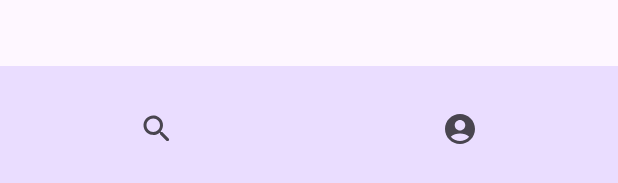
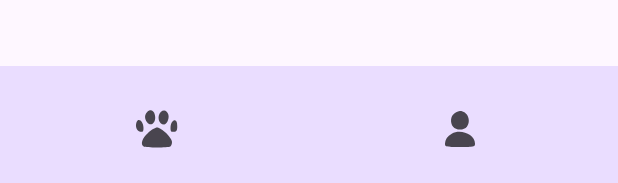
Before and after one commit to pol1612/DigitalShelter, an Android app built with Jetpack Compose: the @Preview function ShelterMainScreenPreview, on a phone screen of 412 x 824 dp. Shown: the part 1050-1233 px from the top of the screen. Run offline under Robolectric (Android 15) with nearby library versions, the phone set to English and light mode, and no system bars.

Commit message:
added the correct bot nav bar icons

```diff
--- a/app/src/main/java/com/pol/sane/jove/digitalshelter/ui/screens/main/adopter/AdopterMainScreen.kt
+++ b/app/src/main/java/com/pol/sane/jove/digitalshelter/ui/screens/main/adopter/AdopterMainScreen.kt
@@ -2,6 +2,7 @@ package com.pol.sane.jove.digitalshelter.ui.screens.main.adopter
 
 import androidx.compose.foundation.layout.Box
 import androidx.compose.foundation.layout.padding
+import androidx.compose.foundation.layout.size
 import androidx.compose.material.icons.Icons
 import androidx.compose.material.icons.rounded.AccountCircle
 import androidx.compose.material.icons.rounded.ArrowBack
@@ -16,6 +17,7 @@ import androidx.compose.runtime.Composable
 import androidx.compose.ui.Modifier
 import androidx.compose.ui.platform.LocalContext
 import androidx.compose.ui.tooling.preview.Preview
+import androidx.compose.ui.unit.dp
 import androidx.navigation.NavHostController
 
 @Composable
@@ -32,7 +34,8 @@ fun AdopterMainScreen(navController: NavHostController) {
                     icon = {
                         Icon(
                             imageVector = Icons.Rounded.Search,
-                            contentDescription = null
+                            contentDescription = null,
+                            modifier = Modifier.size(5.dp)
                         )
                     }
                 )
--- a/app/src/main/java/com/pol/sane/jove/digitalshelter/ui/screens/main/shelter/ShelterMainScreen.kt
+++ b/app/src/main/java/com/pol/sane/jove/digitalshelter/ui/screens/main/shelter/ShelterMainScreen.kt
@@ -4,8 +4,6 @@ import androidx.compose.foundation.layout.Box
 import androidx.compose.foundation.layout.padding
 import androidx.compose.material.icons.Icons
 import androidx.compose.material.icons.rounded.AccountCircle
-import androidx.compose.material.icons.rounded.Search
-import androidx.compose.material.icons.rounded.Send
 import androidx.compose.material3.BottomAppBar
 import androidx.compose.material3.Icon
 import androidx.compose.material3.MaterialTheme
@@ -14,9 +12,11 @@ import androidx.compose.material3.Scaffold
 import androidx.compose.runtime.Composable
 import androidx.compose.ui.Modifier
 import androidx.compose.ui.platform.LocalContext
+import androidx.compose.ui.res.painterResource
 import androidx.compose.ui.tooling.preview.Preview
+import androidx.compose.ui.unit.dp
 import androidx.navigation.NavHostController
-import com.pol.sane.jove.digitalshelter.ui.screens.main.adopter.AdopterMainScreen
+import com.pol.sane.jove.digitalshelter.R
 
 @Composable
 fun ShelterMainScreen(navController: NavHostController) {
@@ -31,7 +31,7 @@ fun ShelterMainScreen(navController: NavHostController) {
                     onClick = { /*TODO*/ },
                     icon = {
                         Icon(
-                            imageVector = Icons.Rounded.Search,
+                            painter =  painterResource(id = R.drawable.paw_icon),
                             contentDescription = null
                         )
                     }
@@ -41,7 +41,7 @@ fun ShelterMainScreen(navController: NavHostController) {
                     onClick = { /*TODO*/ },
                     icon = {
                         Icon(
-                            imageVector = Icons.Rounded.AccountCircle,
+                            painter = painterResource(id = R.drawable.user_icon),
                             contentDescription = null
                         )
                     }
--- /dev/null
+++ b/app/src/main/java/com/pol/sane/jove/digitalshelter/ui/screens/main/shelter/ShelterMainUiState.kt
@@ -0,0 +1,5 @@
+package com.pol.sane.jove.digitalshelter.ui.screens.main.shelter
+
+data class ShelterMainUiState(
+    var isBotBarNavDogsIconChecked: Boolean = true
+)
--- /dev/null
+++ b/app/src/main/java/com/pol/sane/jove/digitalshelter/ui/screens/main/shelter/ShelterMainViewModel.kt
@@ -0,0 +1,7 @@
+package com.pol.sane.jove.digitalshelter.ui.screens.main.shelter
+
+import androidx.lifecycle.ViewModel
+
+class ShelterMainViewModel: ViewModel(){
+
+}
--- /dev/null
+++ b/app/src/main/res/drawable/paw_icon.xml
@@ -0,0 +1,26 @@
+<vector xmlns:android="http://schemas.android.com/apk/res/android"
+    android:width="32dp"
+    android:height="32dp"
+    android:viewportWidth="32"
+    android:viewportHeight="32">
+  <path
+      android:pathData="M9.5,4.6c-1.9,1.9 -1.9,4.4 -0.1,6.9 2.5,3.5 6.4,-0.1 5.2,-4.9 -0.7,-3 -3.1,-4 -5.1,-2z"
+      android:fillColor="#000000"
+      android:strokeColor="#00000000"/>
+  <path
+      android:pathData="M18.5,4.6c-2.8,2.8 -1.3,8.4 2.2,8.4 1.8,-0 3.6,-3.8 2.9,-6.5 -0.7,-2.9 -3.1,-3.8 -5.1,-1.9z"
+      android:fillColor="#000000"
+      android:strokeColor="#00000000"/>
+  <path
+      android:pathData="M2.4,11.4c-1.1,2.9 0.1,6.1 2.4,6.4 1.8,0.3 2.2,-0.1 2.2,-2.5 0,-4.3 -3.4,-7.1 -4.6,-3.9z"
+      android:fillColor="#000000"
+      android:strokeColor="#00000000"/>
+  <path
+      android:pathData="M26.2,11.2c-0.7,0.7 -1.2,2.5 -1.2,4.1 0,2.4 0.4,2.8 2.3,2.5 1.8,-0.2 2.2,-0.9 2.2,-3.7 0,-3.7 -1.3,-4.9 -3.3,-2.9z"
+      android:fillColor="#000000"
+      android:strokeColor="#00000000"/>
+  <path
+      android:pathData="M10,18.6c-4,3.6 -5.2,7.5 -2.9,9 1.5,0.9 16.3,0.9 17.8,-0 0.6,-0.4 1.1,-1.8 1.1,-3 0,-2.8 -7.1,-9.6 -10,-9.6 -1.1,-0 -3.8,1.6 -6,3.6z"
+      android:fillColor="#000000"
+      android:strokeColor="#00000000"/>
+</vector>
--- /dev/null
+++ b/app/src/main/res/drawable/user_icon.xml
@@ -0,0 +1,14 @@
+<vector xmlns:android="http://schemas.android.com/apk/res/android"
+    android:width="24dp"
+    android:height="24dp"
+    android:viewportWidth="24"
+    android:viewportHeight="24">
+  <path
+      android:pathData="M8.2,1.6c-2.5,1.7 -2.9,6 -0.8,8.9 1.8,2.5 7.4,2.5 9.2,-0 3.1,-4.2 0.3,-10.5 -4.6,-10.5 -0.9,-0 -2.6,0.7 -3.8,1.6z"
+      android:fillColor="#000000"
+      android:strokeColor="#00000000"/>
+  <path
+      android:pathData="M6.5,15.2c-2.9,1.6 -4.4,4 -4.5,6.5 0,2.2 0.3,2.3 10,2.3 9.7,-0 10,-0.1 10,-2.3 -0.1,-6 -9.5,-10 -15.5,-6.5z"
+      android:fillColor="#000000"
+      android:strokeColor="#00000000"/>
+</vector>
```
